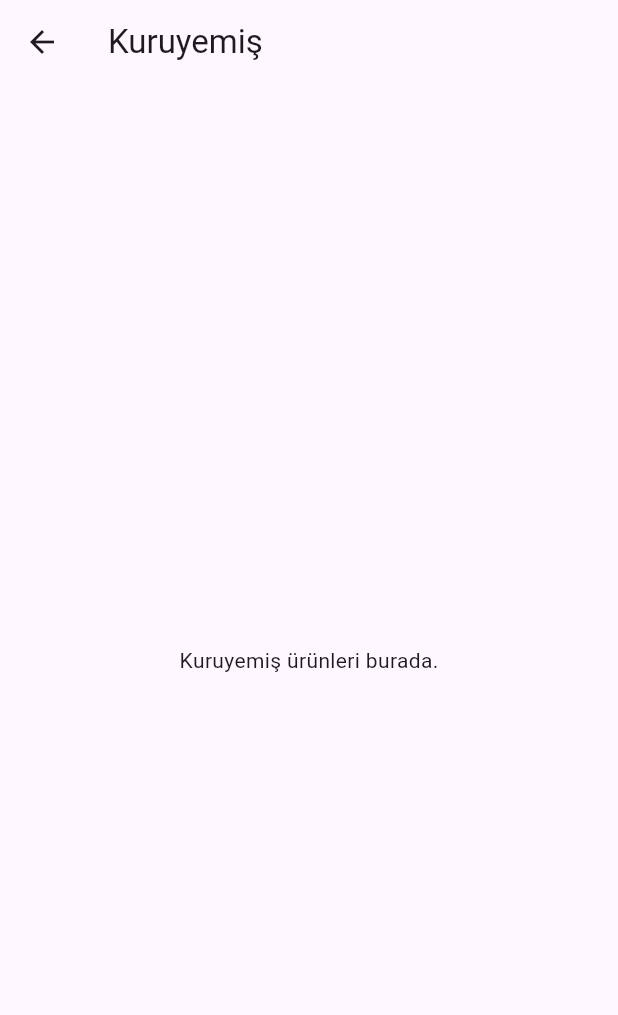
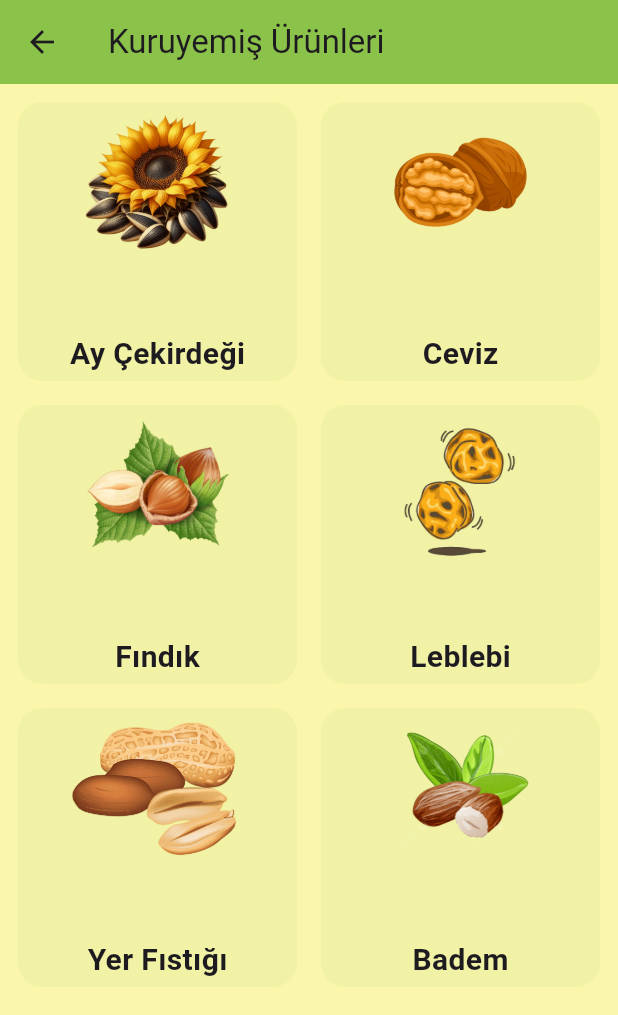
Before and after one commit to amessyrem/emmi, a Flutter app: the NutsScreen screen opened directly, on a phone screen of 412 x 824 dp. Shown: the top 1015 px of the screen. Run offline on Flutter 3.47's test engine with Material 3 defaults, Android fonts, the phone set to English and light mode, and no system bars; our stand-ins replace cloud_firestore, firebase_auth, firebase_core, lottie; accounts and stored records are empty; statements that could not run were skipped.

Commit message:
nuts_screen ekranı hazırlandı / gereken "png" dosyaları yüklendi

```diff
--- a/lib/screens/categories/hayvansal_screen.dart
+++ b/lib/screens/categories/hayvansal_screen.dart
@@ -1,5 +1,3 @@
-import 'package:flutter/material.dart';
-
 import 'package:flutter/material.dart';
 
 class HayvansalUrunlerEkrani extends StatelessWidget {
--- a/lib/screens/categories/nuts_screen.dart
+++ b/lib/screens/categories/nuts_screen.dart
@@ -1,13 +1,59 @@
 import 'package:flutter/material.dart';
 
 class NutsScreen extends StatelessWidget {
-  const NutsScreen({super.key});
+  const NutsScreen({Key? key}) : super(key: key);
 
   @override
   Widget build(BuildContext context) {
+    List<Map<String, String>> nuts = [
+      {"isim": "Ay Çekirdeği", "resim": "assets/images/cekirdek.png"},
+      {"isim": "Ceviz", "resim": "assets/images/ceviz.png"},
+      {"isim": "Fındık", "resim": "assets/images/fındık.png"},
+      {"isim": "Leblebi", "resim": "assets/images/leblebi.png"},
+      {"isim": "Yer Fıstığı", "resim": "assets/images/yer fısıtgı.png"},
+      {"isim": "Badem", "resim": "assets/images/badem.png"},
+    ];
+
     return Scaffold(
-      appBar: AppBar(title: const Text('Kuruyemiş')),
-      body: const Center(child: Text('Kuruyemiş ürünleri burada.')),
+      appBar: AppBar(
+        title: const Text("Kuruyemiş Ürünleri"),
+        backgroundColor: Colors.lightGreen,
+      ),
+      backgroundColor: const Color(0xFFFAF7AC),
+      body: Padding(
+        padding: const EdgeInsets.all(12.0),
+        child: GridView.count(
+          crossAxisCount: 2,
+          crossAxisSpacing: 16,
+          mainAxisSpacing: 16,
+          children: nuts.map((urun) {
+            return Container(
+              decoration: BoxDecoration(
+                color: const Color(0x106FAF37),
+                borderRadius: BorderRadius.circular(16),
+              ),
+              child: Column(
+                mainAxisAlignment: MainAxisAlignment.center,
+                children: [
+                  Image.asset(
+                    urun["resim"]!,
+                    height: 100,
+                    fit: BoxFit.contain,
+                  ),
+                  const SizedBox(height: 50),
+                  Text(
+                    urun["isim"]!,
+                    style: const TextStyle(
+                      fontWeight: FontWeight.bold,
+                      fontSize: 20,
+                    ),
+                  ),
+                ],
+              ),
+            );
+          }).toList(),
+        ),
+      ),
     );
   }
 }
```
Also changed, not shown: assets/images/badem.png (added), assets/images/cekirdek.png (added), assets/images/ceviz.png (added), assets/images/fındık.png (added), assets/images/leblebi.png (added), assets/images/yer fısıtgı.png (added).
